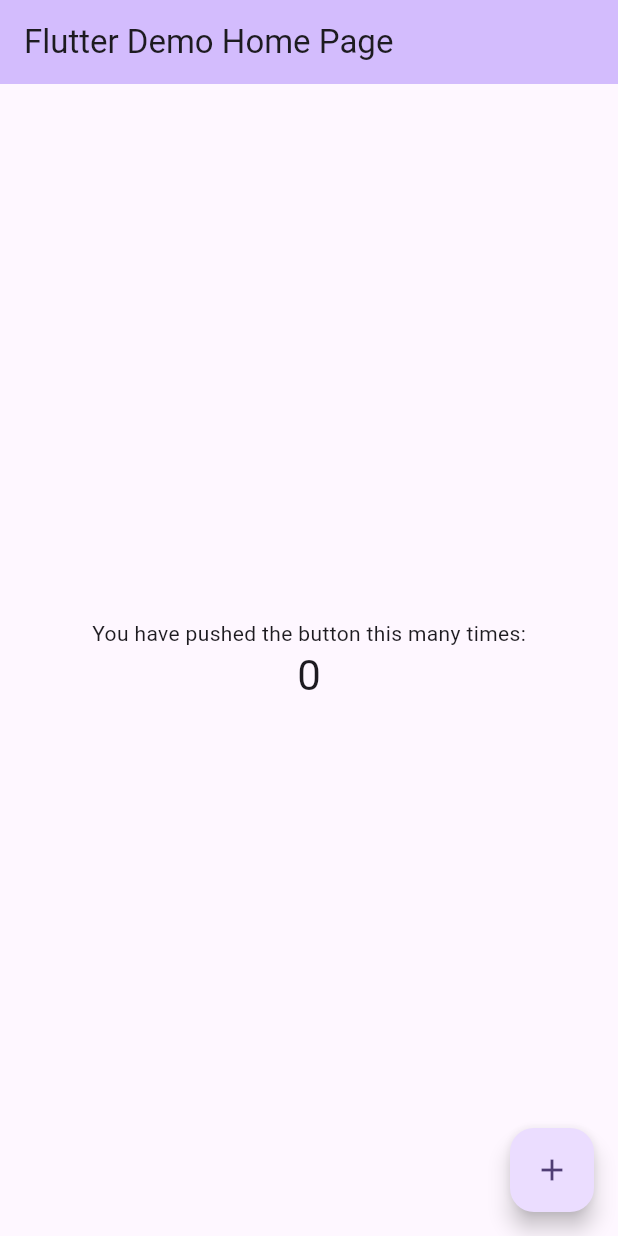
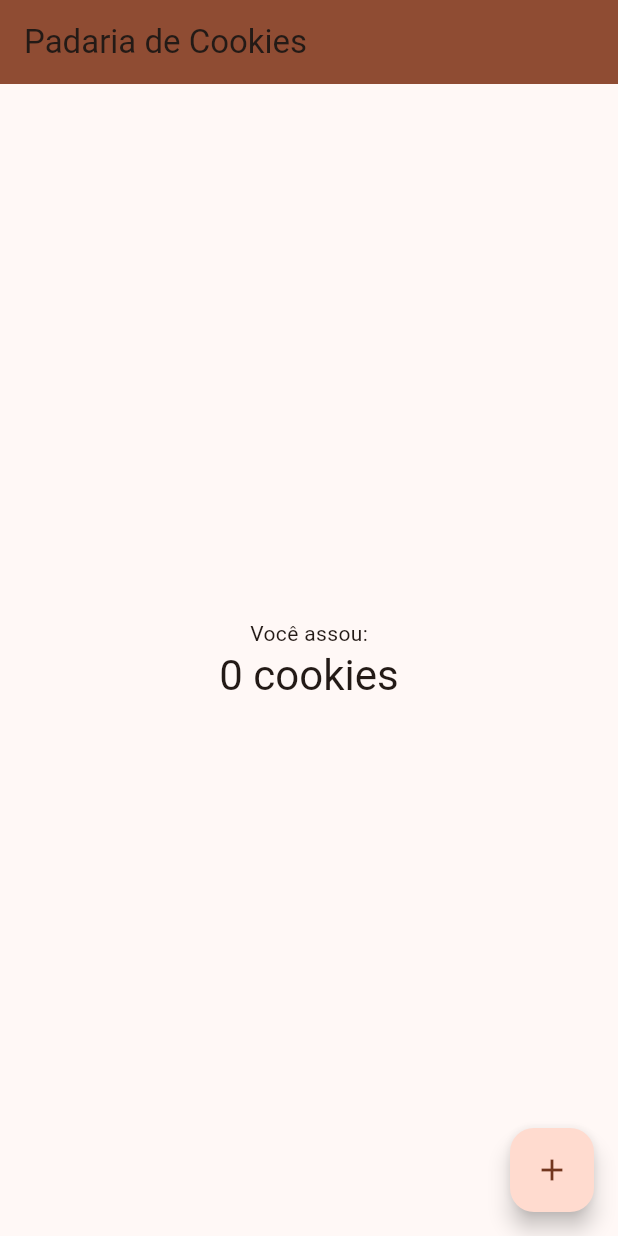
Before and after one commit to lucasg-maciel/App_flutter, a Flutter app: the screen it shows after launch, on a phone screen of 412 x 824 dp. Run offline on Flutter 3.47's test engine with Material 3 defaults, Android fonts, the phone set to English and light mode, and no system bars.

Commit message:
Alteração do tema para cookies

```diff
--- a/lib/main.dart
+++ b/lib/main.dart
@@ -11,7 +11,7 @@ class MyApp extends StatelessWidget {
   @override
   Widget build(BuildContext context) {
     return MaterialApp(
-      title: 'Flutter Demo',
+      title: 'App cookie',
       theme: ThemeData(
         // This is the theme of your application.
         //
@@ -28,9 +28,9 @@ class MyApp extends StatelessWidget {
         //
         // This works for code too, not just values: Most code changes can be
         // tested with just a hot reload.
-        colorScheme: ColorScheme.fromSeed(seedColor: Colors.deepPurple),
+        colorScheme: ColorScheme.fromSeed(seedColor: Colors.brown),
       ),
-      home: const MyHomePage(title: 'Flutter Demo Home Page'),
+      home: const MyHomePage(title: 'Padaria de Cookies'),
     );
   }
 }
@@ -80,7 +80,7 @@ class _MyHomePageState extends State<MyHomePage> {
         // TRY THIS: Try changing the color here to a specific color (to
         // Colors.amber, perhaps?) and trigger a hot reload to see the AppBar
         // change color while the other colors stay the same.
-        backgroundColor: Theme.of(context).colorScheme.inversePrimary,
+        backgroundColor: Theme.of(context).colorScheme.primary,
         // Here we take the value from the MyHomePage object that was created by
         // the App.build method, and use it to set our appbar title.
         title: Text(widget.title),
@@ -104,9 +104,9 @@ class _MyHomePageState extends State<MyHomePage> {
           // wireframe for each widget.
           mainAxisAlignment: MainAxisAlignment.center,
           children: <Widget>[
-            const Text('You have pushed the button this many times:'),
+            Text('Você assou:'),
             Text(
-              '$_counter',
+              '$_counter cookies',
               style: Theme.of(context).textTheme.headlineMedium,
             ),
           ],
```
